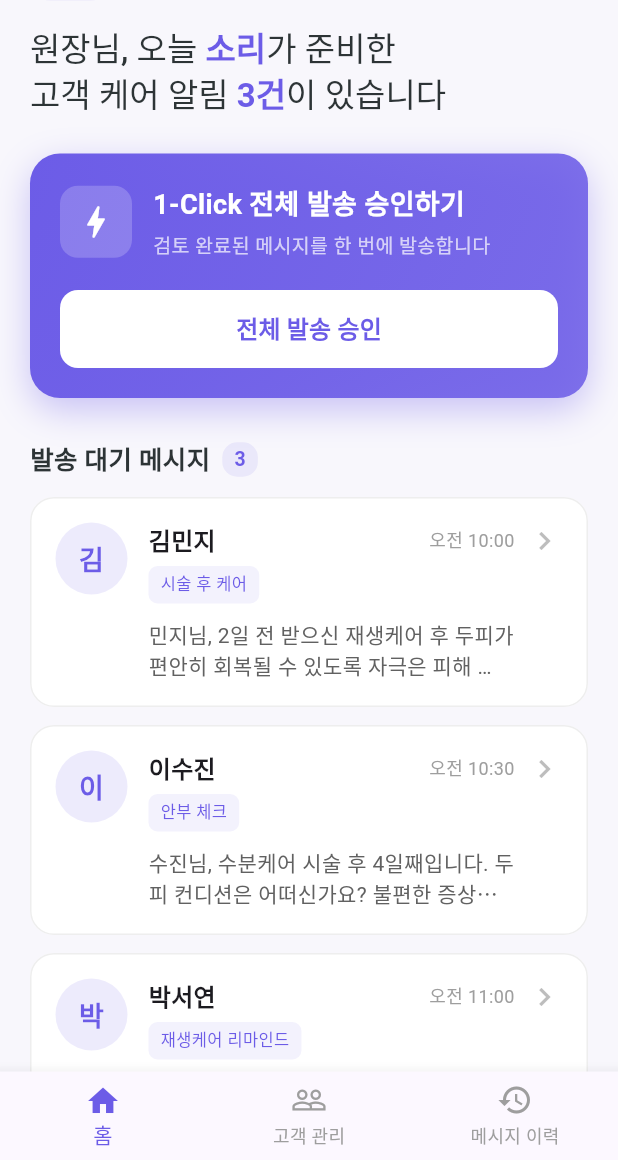
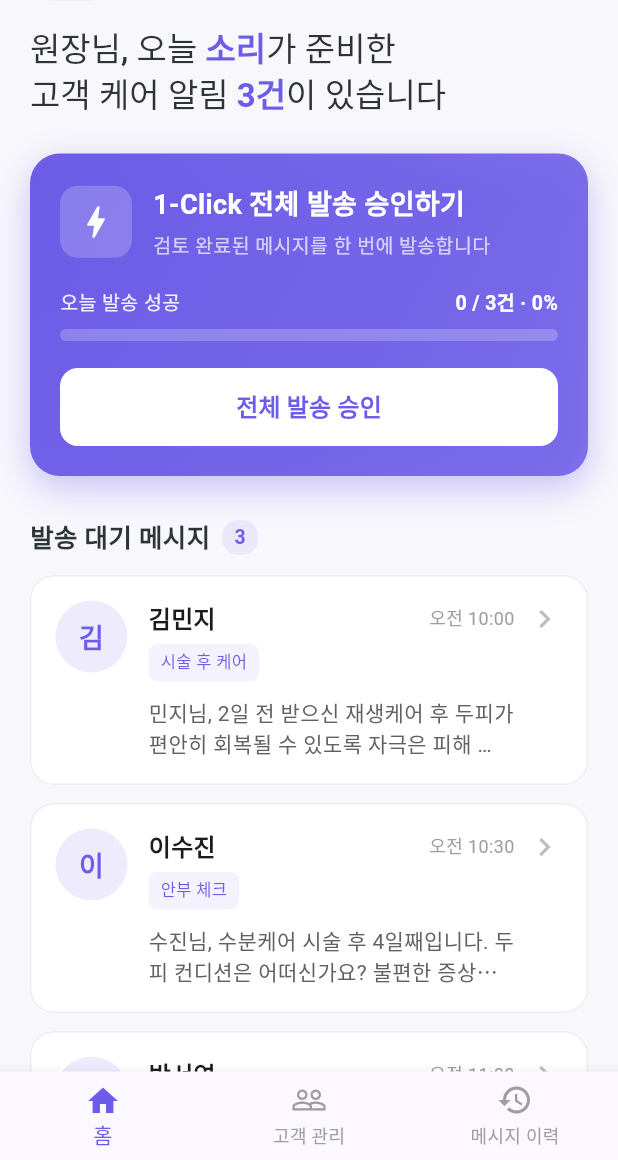
Before and after one commit to white-miner/SORI, a Flutter app: the screen it shows after launch, on a phone screen of 412 x 824 dp, the part 76-1236 px from its top. Run offline on Flutter 3.47's test engine with Material 3 defaults, Android fonts, the phone set to English and light mode, and no system bars.

Commit message:
Add today's send success progress bar to 1-Click banner
Show sent/total progress on the home approval card and update it
when messages are sent individually or in bulk.

Co-authored-by: white-miner <white-miner@users.noreply.github.com>

```diff
--- a/lib/views/home_page.dart
+++ b/lib/views/home_page.dart
@@ -15,6 +15,16 @@ class MyHomePage extends StatefulWidget {
 class _MyHomePageState extends State<MyHomePage> {
   static const Color soriPurple = Color(0xFF6C5CE7);
   late List<PendingMessage> _pendingMessages;
+  final Set<String> _todaySentCustomerIds = {};
+
+  int get _todaySentCount => _todaySentCustomerIds.length;
+
+  int get _todayTotalCount => _todaySentCount + _pendingMessages.length;
+
+  double get _todaySendProgress {
+    if (_todayTotalCount == 0) return 1.0;
+    return _todaySentCount / _todayTotalCount;
+  }
 
   @override
   void initState() {
@@ -29,7 +39,18 @@ class _MyHomePageState extends State<MyHomePage> {
   }
 
   void _loadMessages() {
-    _pendingMessages = MessageService.generatePendingMessages(widget.customers);
+    _pendingMessages = MessageService.generatePendingMessages(widget.customers)
+        .where((message) => !_todaySentCustomerIds.contains(message.customerId))
+        .toList();
+  }
+
+  void _markMessagesSent(Iterable<PendingMessage> messages) {
+    for (final message in messages) {
+      _todaySentCustomerIds.add(message.customerId);
+    }
+    _pendingMessages.removeWhere(
+      (message) => _todaySentCustomerIds.contains(message.customerId),
+    );
   }
 
   void _sendAllMessages() {
@@ -50,7 +71,7 @@ class _MyHomePageState extends State<MyHomePage> {
             onPressed: () {
               Navigator.pop(context);
               setState(() {
-                _pendingMessages.clear();
+                _markMessagesSent(List<PendingMessage>.from(_pendingMessages));
               });
               ScaffoldMessenger.of(context).showSnackBar(
                 const SnackBar(
@@ -110,7 +131,7 @@ class _MyHomePageState extends State<MyHomePage> {
             onPressed: () {
               Navigator.pop(context);
               setState(() {
-                _pendingMessages.removeWhere((m) => m.customerId == message.customerId);
+                _markMessagesSent([message]);
               });
               ScaffoldMessenger.of(context).showSnackBar(
                 SnackBar(
@@ -310,7 +331,9 @@ class _MyHomePageState extends State<MyHomePage> {
               ),
             ],
           ),
-          const SizedBox(height: 20),
+          const SizedBox(height: 18),
+          _buildTodaySendProgress(),
+          const SizedBox(height: 18),
           SizedBox(
             width: double.infinity,
             child: FilledButton(
@@ -334,6 +357,49 @@ class _MyHomePageState extends State<MyHomePage> {
           ),
         ],
       ),
+    );
+  }
+
+  Widget _buildTodaySendProgress() {
+    final sentCount = _todaySentCount;
+    final totalCount = _todayTotalCount;
+    final percent = (_todaySendProgress * 100).round();
+
+    return Column(
+      crossAxisAlignment: CrossAxisAlignment.start,
+      children: [
+        Row(
+          mainAxisAlignment: MainAxisAlignment.spaceBetween,
+          children: [
+            Text(
+              '오늘 발송 성공',
+              style: TextStyle(
+                color: Colors.white.withValues(alpha: 0.9),
+                fontSize: 13,
+                fontWeight: FontWeight.w500,
+              ),
+            ),
+            Text(
+              '$sentCount / $totalCount건 · $percent%',
+              style: const TextStyle(
+                color: Colors.white,
+                fontSize: 13,
+                fontWeight: FontWeight.bold,
+              ),
+            ),
+          ],
+        ),
+        const SizedBox(height: 8),
+        ClipRRect(
+          borderRadius: BorderRadius.circular(999),
+          child: LinearProgressIndicator(
+            value: _todaySendProgress,
+            minHeight: 8,
+            backgroundColor: Colors.white.withValues(alpha: 0.22),
+            valueColor: const AlwaysStoppedAnimation<Color>(Colors.white),
+          ),
+        ),
+      ],
     );
   }
 
```
Also changed, not shown: 1 other file.
